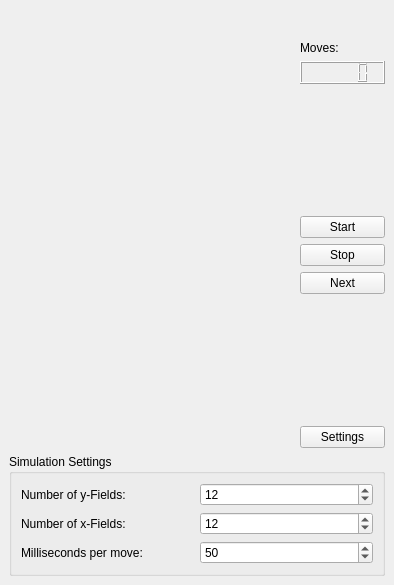
Before: the Qt Designer form simulations/gamecontrols.ui in KDE/kalzium, drawn with Qt 5.
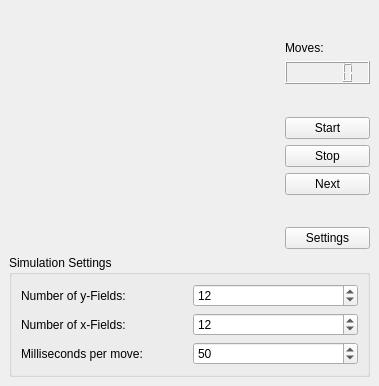
After: the same form once the commit is applied. Custom widgets are drawn as their Qt base class.

Patch:
```diff
--- a/simulations/gamecontrols.ui
+++ b/simulations/gamecontrols.ui
@@ -8,8 +8,8 @@
    <rect>
     <x>0</x>
     <y>0</y>
-    <width>394</width>
-    <height>585</height>
+    <width>379</width>
+    <height>386</height>
    </rect>
   </property>
   <property name="sizePolicy" >
@@ -54,8 +54,8 @@
       <widget class="SimulationfieldWidget" name="gf" >
        <property name="sizePolicy" >
         <sizepolicy>
-         <hsizetype>7</hsizetype>
-         <vsizetype>7</vsizetype>
+         <hsizetype>3</hsizetype>
+         <vsizetype>3</vsizetype>
          <horstretch>0</horstretch>
          <verstretch>0</verstretch>
         </sizepolicy>
@@ -97,10 +97,13 @@
          <property name="orientation" >
           <enum>Qt::Vertical</enum>
          </property>
+         <property name="sizeType" >
+          <enum>QSizePolicy::MinimumExpanding</enum>
+         </property>
          <property name="sizeHint" >
           <size>
            <width>85</width>
-           <height>71</height>
+           <height>4</height>
           </size>
          </property>
         </spacer>
@@ -140,10 +143,13 @@
          <property name="orientation" >
           <enum>Qt::Vertical</enum>
          </property>
+         <property name="sizeType" >
+          <enum>QSizePolicy::MinimumExpanding</enum>
+         </property>
          <property name="sizeHint" >
           <size>
            <width>85</width>
-           <height>112</height>
+           <height>4</height>
           </size>
          </property>
         </spacer>
```
